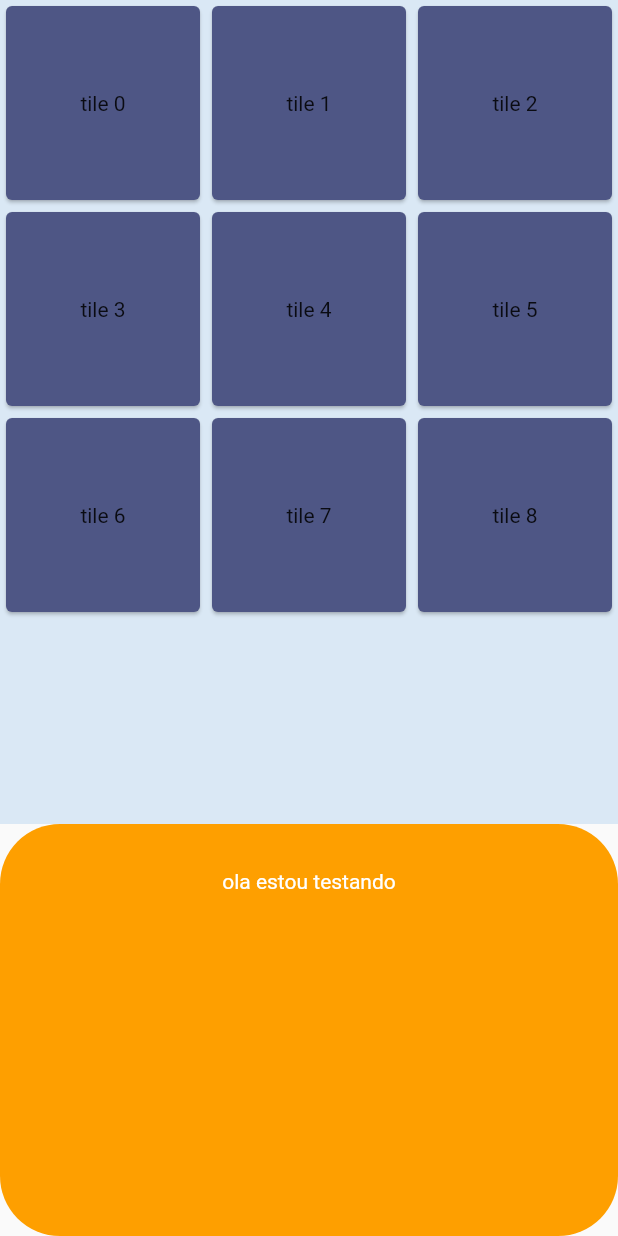
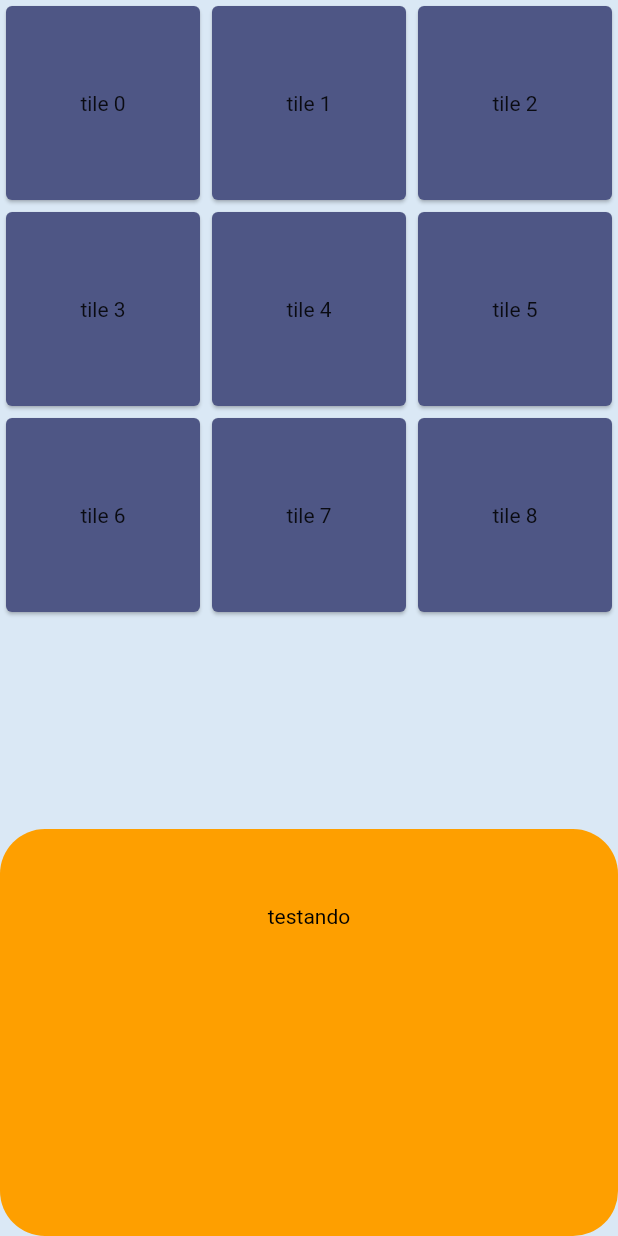
Before and after one commit to leordrigues/webchurch, a Flutter app: the Menugeral screen opened directly, on a phone screen of 412 x 824 dp. Run offline on Flutter 3.47's test engine with Material 2 defaults, Android fonts, the phone set to English and light mode, and no system bars.

Commit message:
acertando tela de versiculo

```diff
--- a/lib/main.dart
+++ b/lib/main.dart
@@ -21,7 +21,7 @@ class MyApp extends StatelessWidget {
       theme: ThemeData(
         primarySwatch: Colors.red,
       ),
-      home: Scaffold(body: MyHomePage()),
+      home: MyHomePage()
     );
   }
 }
@@ -36,11 +36,11 @@ class MyHomePage extends StatelessWidget {
         backgroundColor: Colors.green,
         child: const Icon(Icons.home),
         onPressed: () {
-                Navigator.push(context,
-                    MaterialPageRoute(builder: (BuildContext context) {
-                  return Menugeral(); //chamando a tela menu
-                }));
-              },
+          Navigator.push(context,
+              MaterialPageRoute(builder: (BuildContext context) {
+            return Menugeral(); //chamando a tela menu
+          }));
+        },
       ),
       bottomNavigationBar: BottomAppBar(
         shape: CircularNotchedRectangle(),
--- a/lib/menugeral.dart
+++ b/lib/menugeral.dart
@@ -5,7 +5,9 @@ import 'package:flutter/material.dart';
 class Menugeral extends StatelessWidget {
   @override
   Widget build(BuildContext context) {
-    return Column(
+    return Scaffold(
+        backgroundColor: Color(0xFFDAE8F5),
+        body: Column(
           crossAxisAlignment: CrossAxisAlignment.stretch,
           children: <Widget>[
             Expanded(
@@ -13,24 +15,23 @@ class Menugeral extends StatelessWidget {
               child: MainMenu(), //chamei a classe dos grid
             ),
             SizedBox(
-          height: 0.0,
+              height: 10.0,
             ), //dividindo as colunas
             Expanded(
               flex: 1,
               child: Container(
                 decoration: BoxDecoration(
-              color: Color(0xFFFE9F00), //cor do quadrado
-            borderRadius: BorderRadius.circular(40.0)
-            ),
-            padding: EdgeInsets.all(30),
+                    color: Color(0xFFFE9F00), //cor do quadrado amarelo
+                    borderRadius: BorderRadius.circular(30.0)),
+                padding: EdgeInsets.all(50),
                 child: Text(
-              "ola estou testando",
-              style: TextStyle(color: Colors.white),
+                  "testando",
+                  style: TextStyle(color: Colors.black),
                   textAlign: TextAlign.center,
                 ),
               ),
             )
           ],
-    );
+        ));
   }
 }
```
Lines whose indentation alone changed are shown as unchanged.
